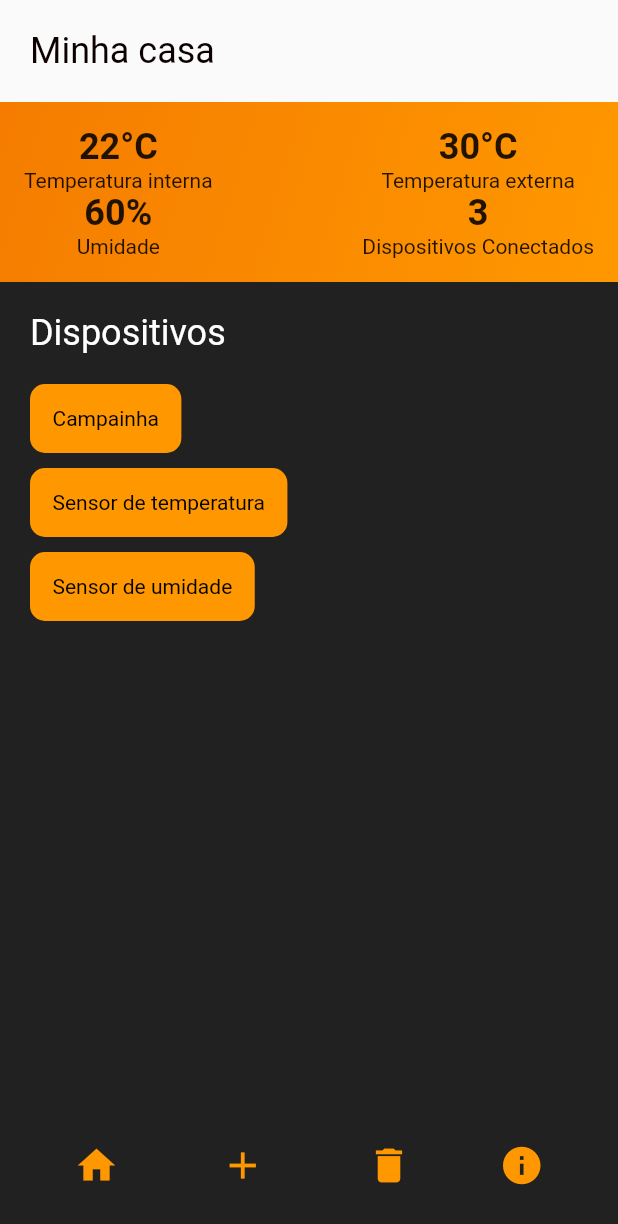
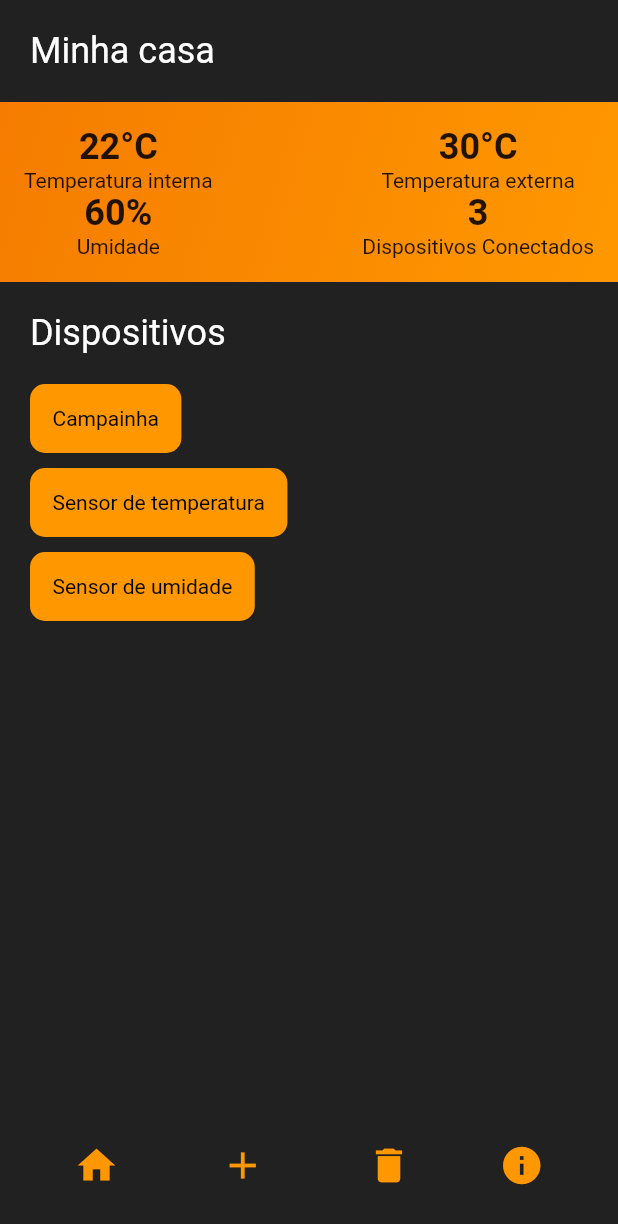
Before and after one commit to viniciusbregoli/sound-sense, a Flutter app: the screen it shows after launch, on a phone screen of 412 x 824 dp. Shown: the top 1224 px of the screen. Run offline on Flutter 3.47's test engine with Material 2 defaults, Android fonts, the light colour scheme and no system bars.

Commit message:
Mudanças visuais

```diff
--- a/lib/main.dart
+++ b/lib/main.dart
@@ -9,21 +9,26 @@ class MyApp extends StatelessWidget {
 
   @override
   Widget build(BuildContext context) {
-    return const MaterialApp(
+    return MaterialApp(
       home: Scaffold(
         body: SafeArea(
           child: Column(
             crossAxisAlignment: CrossAxisAlignment.start,
             children: [
-              Padding(
-                // Use Padding instead of Container for simplicity
-                padding: EdgeInsets.all(20.0),
-                child: Text('Minha casa',
-                    style: TextStyle(
-                        color: Color.fromARGB(255, 12, 0, 0), fontSize: 24.0)),
+              Container(
+                width: double.infinity,
+                color: Colors.grey[900],
+                padding: const EdgeInsets.all(20.0),
+                child: const Text(
+                  'Minha casa',
+                  style: TextStyle(
+                    color: Colors.white,
+                    fontSize: 24.0,
+                  ),
+                ),
               ),
-              HomeStatusCard(),
-              Devices()
+              const HomeStatusCard(),
+              const Devices(),
             ],
           ),
         ),
```
